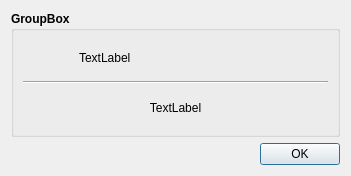
This is src/view/newversiondialog.ui in delas/mtp2lastfm as Qt 5 draws it before an edit. The edited form follows.
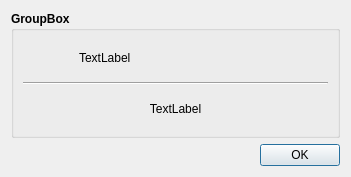
This is the edited form. Icons and pictures are not drawn.

Diff of the .ui file:
```diff
--- a/src/view/newversiondialog.ui
+++ b/src/view/newversiondialog.ui
@@ -7,7 +7,7 @@
     <x>0</x>
     <y>0</y>
     <width>351</width>
-    <height>176</height>
+    <height>177</height>
    </rect>
   </property>
   <property name="windowTitle">
```
